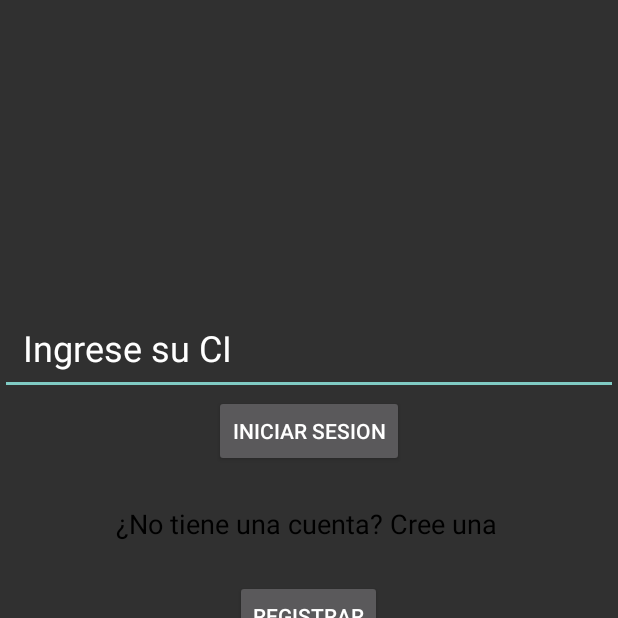
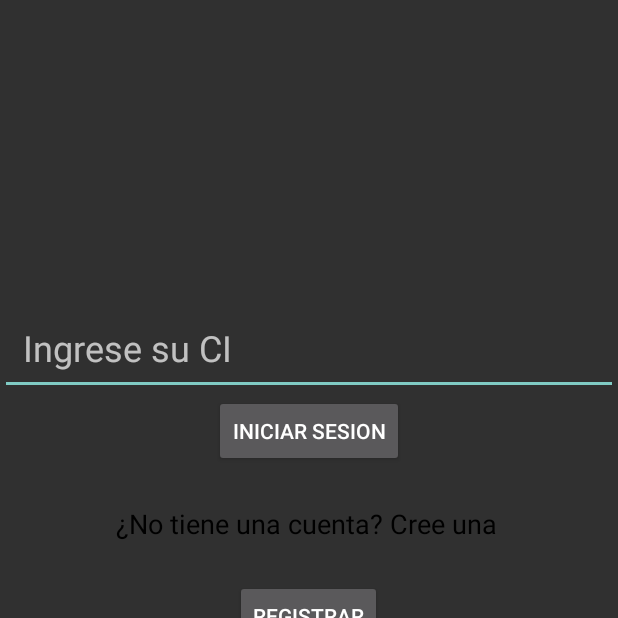
Before and after one commit to gracefurya/arbolito, an Android app: the screen it shows after launch (MainActivity), on a phone screen of 412 x 824 dp, the top half of it. Run offline under Robolectric (Android 15) with nearby library versions, the phone set to English and light mode, and no system bars.

Commit message:
se agrego un hint al menu de inicio de sesion

```diff
--- a/app/src/main/res/layout/activity_main.xml
+++ b/app/src/main/res/layout/activity_main.xml
@@ -14,7 +14,8 @@
         android:ems="10"
         android:inputType="textPersonName"
         android:padding="15dp"
-        android:text="Ingrese su CI"
+        android:text=""
+        android:hint="Ingrese su CI"
         android:textSize="24sp" />
 
     <Button
```
